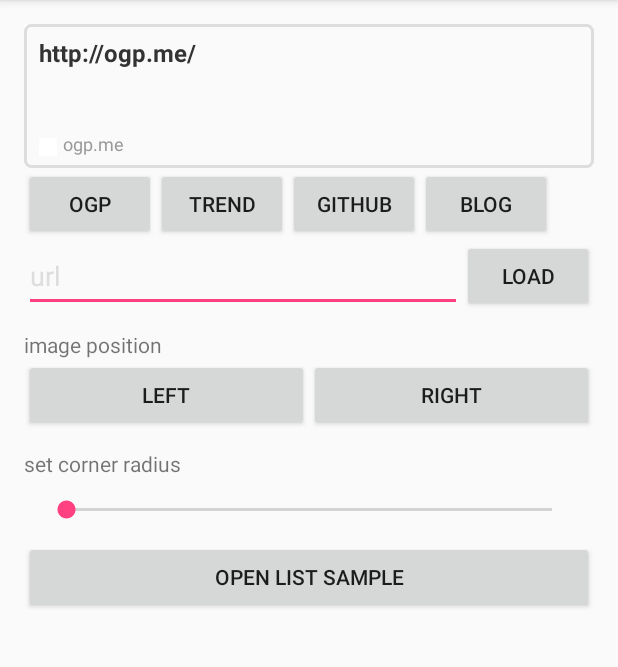
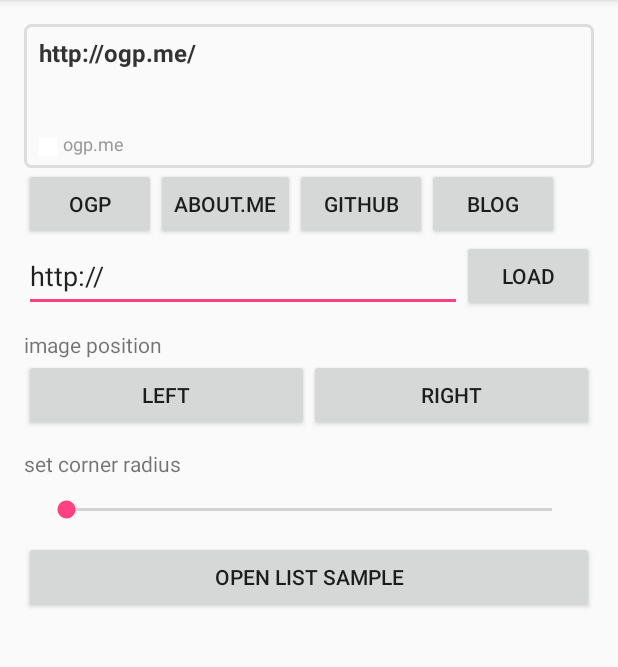
Before and after one commit to kaelaela/OpenGraphView, an Android app: the screen it shows after launch (MainActivity), on a phone screen of 412 x 824 dp, the part 84-751 px from its top. Run offline under Robolectric (Android 15) with nearby library versions, the phone set to English and light mode, and no system bars; network calls fail; pictures from the network do not load.

Commit message:
Tweak link

```diff
--- a/sample/src/main/java/me/kaelaela/sample/LinkListAdapter.java
+++ b/sample/src/main/java/me/kaelaela/sample/LinkListAdapter.java
@@ -15,11 +15,11 @@ public class LinkListAdapter extends RecyclerView.Adapter<RecyclerView.ViewHolde
 
     public LinkListAdapter() {
         linkList.add("https://github.com/");
-        linkList.add("http://yuichi31.hatenablog.com/");
+        linkList.add("http://blog.kaelae.la/");
         linkList.add("http://ncode.syosetu.com/n2267be/");
         linkList.add("http://ogp.me/");
         linkList.add("https://twitter.com/kaelaela31");
-        linkList.add("https://design.google.com/");
+        linkList.add("https://about.me/kaelaela");
         linkList.add("http://connpass.com/user/yuichi_maekawa/");
     }
 
--- a/sample/src/main/java/me/kaelaela/sample/MainActivity.java
+++ b/sample/src/main/java/me/kaelaela/sample/MainActivity.java
@@ -38,7 +38,7 @@ public class MainActivity extends AppCompatActivity {
             @Override
             public void onClick(View v) {
                 openGraphView.clear();
-                openGraphView.loadFrom("https://github.com/trending");
+                openGraphView.loadFrom("https://about.me/kaelaela");
             }
         });
         findViewById(R.id.button3).setOnClickListener(new View.OnClickListener() {
@@ -52,7 +52,7 @@ public class MainActivity extends AppCompatActivity {
             @Override
             public void onClick(View v) {
                 openGraphView.clear();
-                openGraphView.loadFrom("http://yuichi31.hatenablog.com/");
+                openGraphView.loadFrom("http://blog.kaelae.la/");
             }
         });
 
--- a/sample/src/main/res/layout/activity_main.xml
+++ b/sample/src/main/res/layout/activity_main.xml
@@ -46,7 +46,7 @@
                 android:layout_width="wrap_content"
                 android:layout_height="wrap_content"
                 android:layout_gravity="center_horizontal"
-                android:text="trend"
+                android:text="about.me"
                 />
 
         <Button
@@ -80,6 +80,7 @@
                 android:layout_weight="1"
                 android:hint="url"
                 android:inputType="textUri"
+                android:text="http://"
                 android:textColorHint="@color/light_gray"
                 />
 
```
